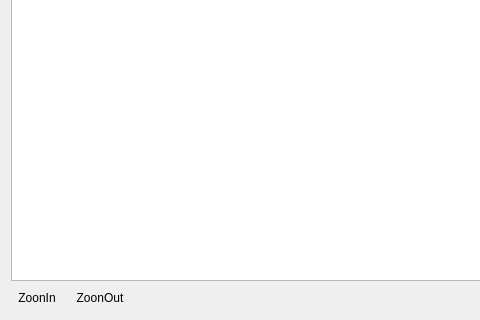
The window that ui/accuracy_assessment_dialog.ui (SMByC/AcATaMa) describes before a commit, drawn with Qt 5; both pictures show x 0 to 480 and y 556 to 876 of the 1090 by 876 pixel window.
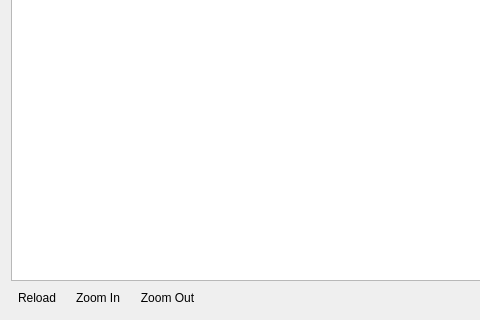
The same window after the commit. Icons and pictures are not drawn.

Commit message: Implemented reload and re-compute the assessment results inside dialog and adjust zoom in/out buttons

Diff of the .ui file:
```diff
--- a/ui/accuracy_assessment_dialog.ui
+++ b/ui/accuracy_assessment_dialog.ui
@@ -35,25 +35,31 @@
        <number>0</number>
       </property>
       <item>
-       <widget class="QToolButton" name="toolButton_2">
-        <property name="font">
-         <font>
-          <pointsize>9</pointsize>
-         </font>
+       <widget class="QToolButton" name="reloadButton">
+        <property name="text">
+         <string>Reload</string>
         </property>
+        <property name="icon">
+         <iconset>
+          <normaloff>:/plugins/AcATaMa/icons/reload.svg</normaloff>:/plugins/AcATaMa/icons/reload.svg</iconset>
+        </property>
+        <property name="toolButtonStyle">
+         <enum>Qt::ToolButtonTextBesideIcon</enum>
+        </property>
+        <property name="autoRaise">
+         <bool>true</bool>
+        </property>
+       </widget>
+      </item>
+      <item>
+       <widget class="QToolButton" name="zoomIn">
         <property name="text">
-         <string>ZoonIn</string>
+         <string>Zoom In</string>
         </property>
         <property name="icon">
          <iconset>
           <normaloff>:/plugins/AcATaMa/icons/zoom-in.svg</normaloff>:/plugins/AcATaMa/icons/zoom-in.svg</iconset>
         </property>
-        <property name="iconSize">
-         <size>
-          <width>32</width>
-          <height>32</height>
-         </size>
-        </property>
         <property name="toolButtonStyle">
          <enum>Qt::ToolButtonTextBesideIcon</enum>
         </property>
@@ -63,25 +69,14 @@
        </widget>
       </item>
       <item>
-       <widget class="QToolButton" name="toolButton">
-        <property name="font">
-         <font>
-          <pointsize>9</pointsize>
-         </font>
-        </property>
+       <widget class="QToolButton" name="zoomOut">
         <property name="text">
-         <string>ZoonOut</string>
+         <string>Zoom Out</string>
         </property>
         <property name="icon">
          <iconset>
           <normaloff>:/plugins/AcATaMa/icons/zoom-out.svg</normaloff>:/plugins/AcATaMa/icons/zoom-out.svg</iconset>
         </property>
-        <property name="iconSize">
-         <size>
-          <width>32</width>
-          <height>32</height>
-         </size>
-        </property>
         <property name="toolButtonStyle">
          <enum>Qt::ToolButtonTextBesideIcon</enum>
         </property>
```
Left out of the diff: 12 changed lines with no effect on the pictures. The commit also changes 4 other files.
